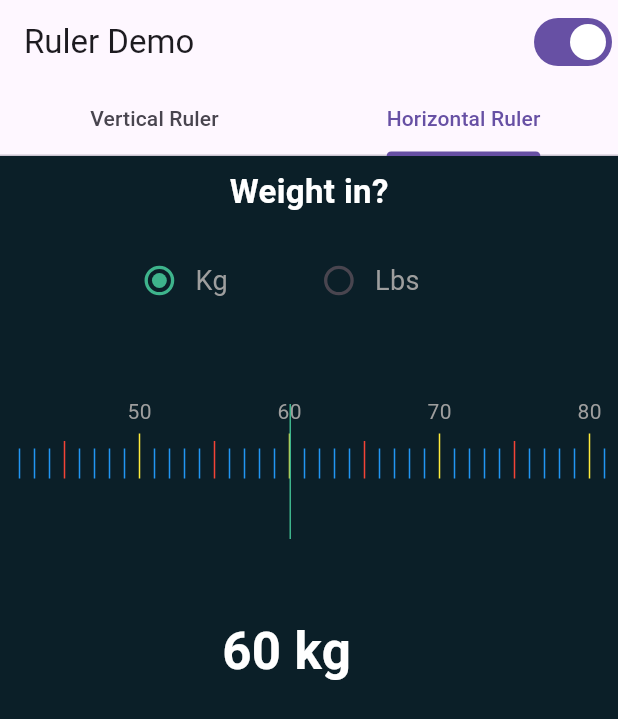
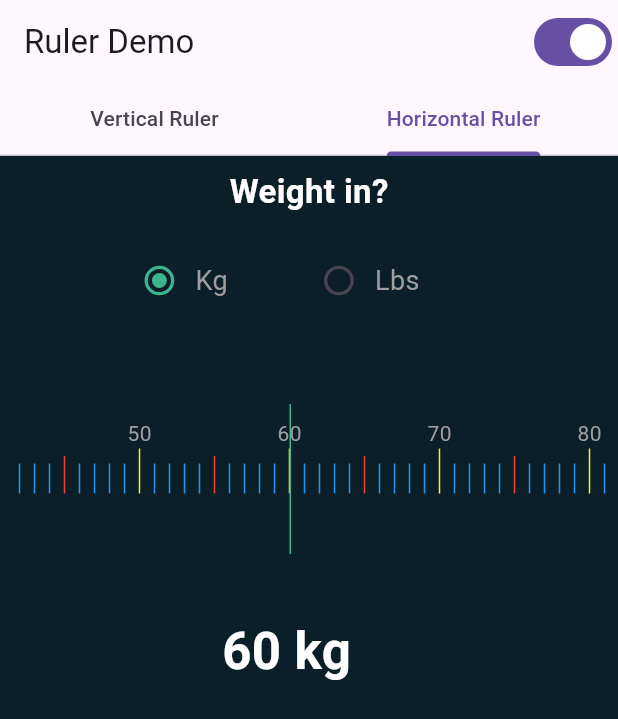
Before and after one commit to smsaboor/flutter_unit_ruler, a Flutter app: the screen it shows after launch, tab 2 chosen, on a phone screen of 412 x 824 dp. Shown: the top 719 px of the screen. Run offline on Flutter 3.47's test engine with Material 3 defaults, Android fonts, the phone set to English and light mode, and no system bars.

Commit message:
second changes

```diff
--- a/example/lib/height_in_cm.dart
+++ b/example/lib/height_in_cm.dart
@@ -53,7 +53,7 @@ class _HeightInCmState extends State<HeightInCm> {
               fontSize: 14,
             ),
             onValueChanged: (value) => setState(() => currentHeight = value.toDouble()),
-            unitIntervalTextPosition: 0,
+            unitIntervalTextPosition: 80,
             // unitIntervals: List.generate(15, (i) => UnitInterval(begin: i * 20, end: (i + 1) * 20, scale: 1)),
             unitIntervalStyles: const [
               UnitIntervalStyle(color: Colors.yellow, width: 1, height: 35, scale: -1),
--- a/example/lib/weight_in_kg.dart
+++ b/example/lib/weight_in_kg.dart
@@ -18,7 +18,7 @@ class _WeightInKgState extends State<WeightInKg> {
   late final UnitController _unitController;
   final darkThemeColor = const Color(0xFF0b1f28);
   final lightThemeColor = const Color(0xffdce2e5);
-  final double rulerMarkerPositionLeft = 180;
+
 
   @override
   void initState() {
@@ -31,13 +31,13 @@ class _WeightInKgState extends State<WeightInKg> {
     final rulerBackgroundColor =
         widget.isDarkTheme ? darkThemeColor : lightThemeColor;
     final textColor = widget.isDarkTheme ? Colors.grey : Colors.black54;
-
+    final double rulerMarkerPositionLeft = 180;
     return Stack(
       children: [
         SizedBox(
           height: 200,
           child: Padding(
-            padding: const EdgeInsets.only(bottom: 110.0),
+            padding: const EdgeInsets.only(bottom: 100.0),
             child: UnitRuler(
               controller: _unitController,
               unitName: Unit.weight.kg,
@@ -45,13 +45,13 @@ class _WeightInKgState extends State<WeightInKg> {
               backgroundColor: rulerBackgroundColor,
               rulerPadding: EdgeInsets.only(left: rulerMarkerPositionLeft, right: 0, top: 0, bottom: 40),
               rulerMarker: Container(
-                  height: 120, width: 1, color: const Color(0xFF3EB48C)),
+                  height: 130, width: 1, color: const Color(0xFF3EB48C)),
               rulerMarkerPositionTop: 0,
               rulerMarkerPositionLeft: rulerMarkerPositionLeft+5,
               rulerAlignment: Alignment.bottomCenter,
               unitIntervalText: (index, value) => value.toInt().toString(),
               unitIntervalTextStyle: TextStyle(color: textColor, fontSize: 14),
-              unitIntervalTextPosition: 35,
+              unitIntervalTextPosition: 30,
               unitIntervalStyles: const [
                 UnitIntervalStyle(
                     color: Colors.blue, width: 1, height: 20, scale: -1),
--- a/lib/flutter_unit_ruler.dart
+++ b/lib/flutter_unit_ruler.dart
@@ -1,3 +1,18 @@
+// Copyright [YEAR] [COPYRIGHT HOLDER]
+//
+// Licensed under the Apache License, Version 2.0 (the "License");
+// you may not use this file except in compliance with the License.
+// You may obtain a copy of the License at
+//
+//     http://www.apache.org/licenses/LICENSE-2.0
+//
+// Unless required by applicable law or agreed to in writing, software
+// distributed under the License is distributed on an "AS IS" BASIS,
+// WITHOUT WARRANTIES OR CONDITIONS OF ANY KIND, either express or implied.
+// See the License for the specific language governing permissions and
+// limitations under the License.
+
+
 import 'package:flutter/material.dart';
 import 'package:flutter_unit_ruler/ruler_controller.dart';
 import 'package:flutter_unit_ruler/ruler_range.dart';
@@ -26,7 +41,7 @@ class UnitRuler extends StatefulWidget {
   final double unitIntervalTextPosition;
   final EdgeInsetsGeometry? rulerPadding;
 
-  UnitRuler({
+  const UnitRuler({super.key,
     required this.onValueChanged,
     required this.width,
     required this.unitName,
@@ -68,7 +83,7 @@ class UnitRulerState extends State<UnitRuler> {
   bool isPosFixed = false;
   String value = '';
   late ScrollController scrollController;
-  Map<int, UnitIntervalStyle> _scaleLineStyleMap = {};
+  final Map<int, UnitIntervalStyle> _scaleLineStyleMap = {};
   int itemCount = 0;
 
   @override
@@ -76,11 +91,10 @@ class UnitRulerState extends State<UnitRuler> {
     super.initState();
 
     itemCount = _calculateItemCount();
-    print(itemCount);
 
-    widget.unitIntervalStyles.forEach((element) {
+    for (var element in widget.unitIntervalStyles) {
       _scaleLineStyleMap[element.scale] = element;
-    });
+    }
 
     double initValueOffset = getPositionByValue(widget.controller?.value ?? 0);
 
@@ -96,10 +110,9 @@ class UnitRulerState extends State<UnitRuler> {
 
   int _calculateItemCount() {
     int itemCount = 0;
-    widget.unitName.unitIntervals.forEach((element) {
-      // print(element.end);
+    for (var element in widget.unitName.unitIntervals) {
       itemCount += ((element.end - element.begin) / element.scale).truncate();
-    });
+    }
     itemCount += 1;
     return itemCount;
   }
@@ -212,11 +225,10 @@ class UnitRulerState extends State<UnitRuler> {
           //     left: widget.scrollDirection == Axis.vertical ? 0 : widget.rulerMarkerPosition,
           //     child: _buildRulerScaleLine(index)),
           Align(
-              alignment: widget.rulerAlignment == null
-                  ? widget.scrollDirection == Axis.horizontal
-                      ? Alignment.topCenter
-                      : Alignment.bottomLeft
-                  : widget.rulerAlignment,
+              alignment: widget.rulerAlignment,
+              // alignment: widget.rulerAlignment ?? (widget.scrollDirection == Axis.horizontal
+              //         ? Alignment.topCenter
+              //         : Alignment.bottomLeft),
               child: _buildRulerScaleLine(index)),
           Positioned(
             bottom: widget.scrollDirection == Axis.horizontal
@@ -266,7 +278,6 @@ class UnitRulerState extends State<UnitRuler> {
         break;
       }
       var totalCount = ((config.end - config.begin) / config.scale).truncate();
-      print("totalCount = $totalCount");
       if (index <= totalCount) {
         break;
       } else {
@@ -274,7 +285,7 @@ class UnitRulerState extends State<UnitRuler> {
       }
     }
 
-    rulerScaleValue = index * currentConfig!.scale + currentConfig!.begin;
+    rulerScaleValue = index * currentConfig!.scale + currentConfig.begin;
 
     return rulerScaleValue;
   }
@@ -290,7 +301,7 @@ class UnitRulerState extends State<UnitRuler> {
         children: <Widget>[
           Listener(
             onPointerDown: (event) {
-              FocusScope.of(context).requestFocus(new FocusNode());
+              FocusScope.of(context).requestFocus(FocusNode());
               isPosFixed = false;
             },
             onPointerUp: (event) {},
--- a/lib/unit.dart
+++ b/lib/unit.dart
@@ -1,3 +1,18 @@
+// Copyright [YEAR] [COPYRIGHT HOLDER]
+//
+// Licensed under the Apache License, Version 2.0 (the "License");
+// you may not use this file except in compliance with the License.
+// You may obtain a copy of the License at
+//
+//     http://www.apache.org/licenses/LICENSE-2.0
+//
+// Unless required by applicable law or agreed to in writing, software
+// distributed under the License is distributed on an "AS IS" BASIS,
+// WITHOUT WARRANTIES OR CONDITIONS OF ANY KIND, either express or implied.
+// See the License for the specific language governing permissions and
+// limitations under the License.
+
+
 import 'package:flutter_unit_ruler/ruler_range.dart';
 
 class UnitName {
@@ -71,7 +86,7 @@ class Weight {
       const UnitInterval(begin: 400, end: 410, scale: 1),
     ]),
     UnitName(id: 22, name: 'pound', symbol: 'lbs',  unitGroup: 10, unitIntervals: [
-      const UnitInterval(begin: 1, end: 10, scale: 1),
+      const UnitInterval(begin: 0, end: 10, scale: 1),
       const UnitInterval(begin: 10, end: 20, scale: 1),
       const UnitInterval(begin: 20, end: 30, scale: 1),
       const UnitInterval(begin: 30, end: 40, scale: 1),
--- a/pubspec.yaml
+++ b/pubspec.yaml
@@ -1,7 +1,7 @@
 name: flutter_unit_ruler
 description: A simple scale ruler for measure length in feet/inches and weight in inches/cm.
-version: 1.0.0
-homepage: https://github.com/boffincoders/flutter_scale_ruler
+version: 0.0.2
+homepage: https://github.com/smsaboor/flutter_unit_ruler.git
 
 environment:
   sdk: ^3.5.0
```
Also changed, not shown: example/lib/weight_in_lbs.dart (+16 -15 lines), lib/ruler_controller.dart (+14 -0 lines), lib/ruler_range.dart (+14 -0 lines), lib/scale_line.dart (+15 -0 lines), lib/triangle_painter.dart (+15 -1 lines), h_ruler.gif (added), v_ruler.gif (added), 2 other files.
